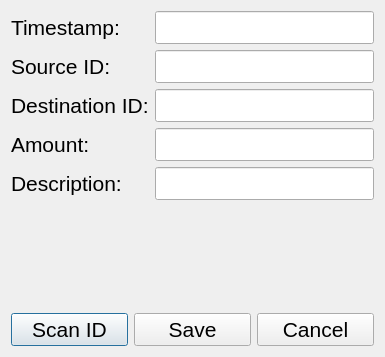
1icolo/AUPay, file src/windows/ui/ChargebackTransactionDialog.ui: the form before one commit.
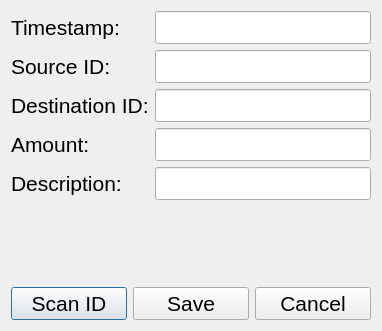
The form after the commit.

Commit message: chargeback transaction dialog

The edit to the form file:
```diff
--- a/src/windows/ui/ChargebackTransactionDialog.ui
+++ b/src/windows/ui/ChargebackTransactionDialog.ui
@@ -6,8 +6,8 @@
    <rect>
     <x>0</x>
     <y>0</y>
-    <width>385</width>
-    <height>357</height>
+    <width>382</width>
+    <height>331</height>
    </rect>
   </property>
   <property name="windowTitle">
@@ -137,7 +137,20 @@
        </property>
       </widget>
      </item>
-     <item row="4" column="0">
+     <item row="3" column="1">
+      <widget class="QLineEdit" name="amountLineEdit">
+       <property name="font">
+        <font>
+         <family>Segoe UI</family>
+         <pointsize>16</pointsize>
+        </font>
+       </property>
+       <property name="readOnly">
+        <bool>true</bool>
+       </property>
+      </widget>
+     </item>
+     <item row="3" column="0">
       <widget class="QLabel" name="amountLabel">
        <property name="font">
         <font>
@@ -150,20 +163,7 @@
        </property>
       </widget>
      </item>
-     <item row="4" column="1">
-      <widget class="QLineEdit" name="amountLineEdit">
-       <property name="font">
-        <font>
-         <family>Segoe UI</family>
-         <pointsize>16</pointsize>
-        </font>
-       </property>
-       <property name="readOnly">
-        <bool>true</bool>
-       </property>
-      </widget>
-     </item>
-     <item row="5" column="0">
+     <item row="4" column="0">
       <widget class="QLabel" name="descriptionLabel">
        <property name="font">
         <font>
@@ -176,7 +176,7 @@
        </property>
       </widget>
      </item>
-     <item row="5" column="1">
+     <item row="4" column="1">
       <widget class="QLineEdit" name="descriptionLineEdit">
        <property name="font">
         <font>
```
The commit also changes 1 other file.
